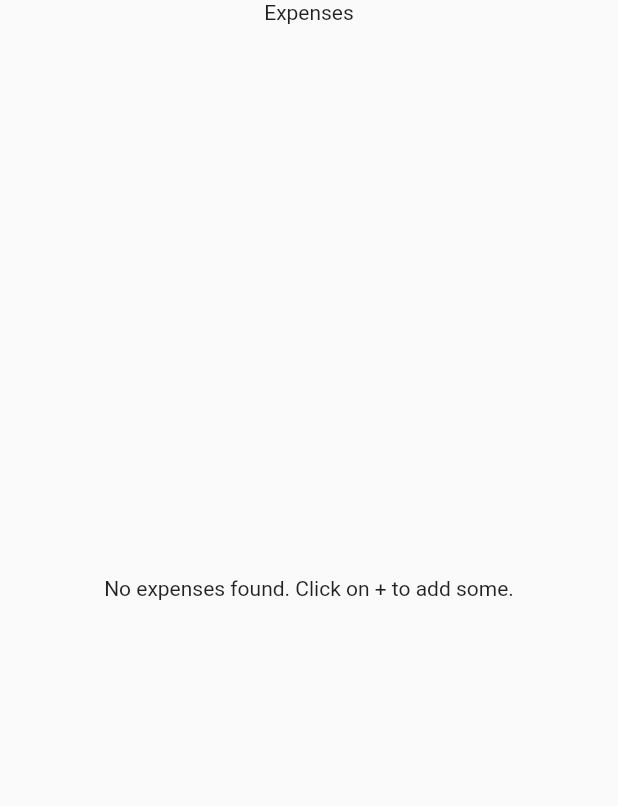
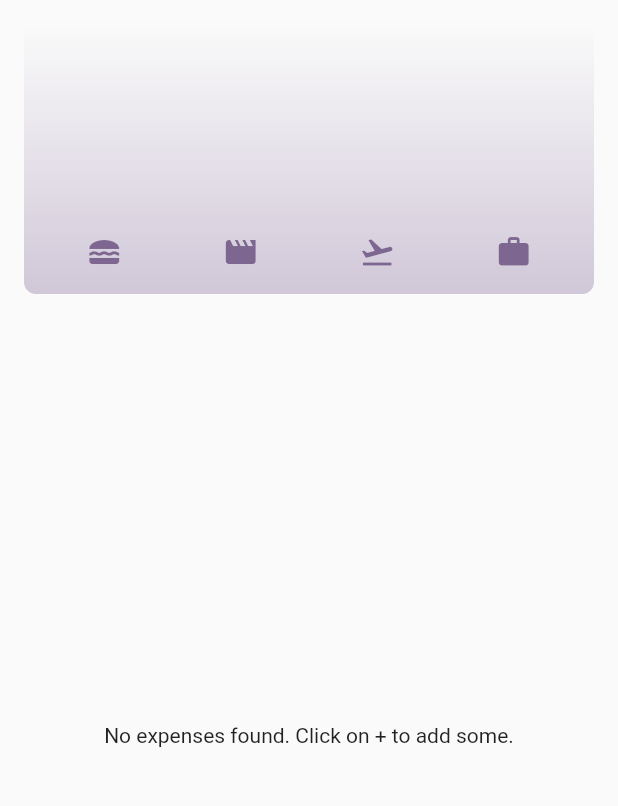
Before and after one commit to chiraag918/flutter_expense_tracker, a Flutter app: the screen it shows after launch, on a phone screen of 412 x 824 dp, the part 84-890 px from its top. Run offline on Flutter 3.47's test engine with Material 2 defaults, Android fonts, the light colour scheme and no system bars; missing offline and left inert: dart:ffi.

Commit message:
add bar chart

```diff
--- a/lib/expenses.dart
+++ b/lib/expenses.dart
@@ -1,5 +1,6 @@
 import 'package:flutter/material.dart';
 import 'package:flutter_expense_tracker/models/expense.dart';
+import 'package:flutter_expense_tracker/widgets/chart/chart.dart';
 import 'package:flutter_expense_tracker/widgets/expenses/expenses_list.dart';
 import 'package:flutter_expense_tracker/widgets/new_expense.dart';
 
@@ -69,7 +70,7 @@
       ),
       body: Column(
         children: [
-          const Text("Expenses"),
+          Chart(expenses: _registeredExpenses),
           Expanded(
               child: (_registeredExpenses.isNotEmpty)
                   ? ExpensesList(
--- /dev/null
+++ b/lib/widgets/chart/chart.dart
@@ -0,0 +1,95 @@
+import 'package:flutter/material.dart';
+
+import 'package:flutter_expense_tracker/widgets/chart/chart_bar.dart';
+import 'package:flutter_expense_tracker/models/expense.dart';
+
+class Chart extends StatelessWidget {
+  const Chart({super.key, required this.expenses});
+
+  final List<Expense> expenses;
+
+  List<ExpenseBucket> get buckets {
+    return [
+      ExpenseBucket.forCategory(expenses, Category.food),
+      ExpenseBucket.forCategory(expenses, Category.leisure),
+      ExpenseBucket.forCategory(expenses, Category.travel),
+      ExpenseBucket.forCategory(expenses, Category.work),
+    ];
+  }
+
+  double get maxTotalExpense {
+    double maxTotalExpense = 0;
+
+    for (final bucket in buckets) {
+      if (bucket.totalExpenses > maxTotalExpense) {
+        maxTotalExpense = bucket.totalExpenses;
+      }
+    }
+
+    return maxTotalExpense;
+  }
+
+  @override
+  Widget build(BuildContext context) {
+    final isDarkMode =
+        MediaQuery.of(context).platformBrightness == Brightness.dark;
+    return Container(
+      margin: const EdgeInsets.all(16),
+      padding: const EdgeInsets.symmetric(
+        vertical: 16,
+        horizontal: 8,
+      ),
+      width: double.infinity,
+      height: 180,
+      decoration: BoxDecoration(
+        borderRadius: BorderRadius.circular(8),
+        gradient: LinearGradient(
+          colors: [
+            Theme.of(context).colorScheme.primary.withOpacity(0.3),
+            Theme.of(context).colorScheme.primary.withOpacity(0.0)
+          ],
+          begin: Alignment.bottomCenter,
+          end: Alignment.topCenter,
+        ),
+      ),
+      child: Column(
+        children: [
+          Expanded(
+            child: Row(
+              crossAxisAlignment: CrossAxisAlignment.end,
+              children: [
+                for (final bucket in buckets) // alternative to map()
+                  ChartBar(
+                    fill: bucket.totalExpenses == 0
+                        ? 0
+                        : bucket.totalExpenses / maxTotalExpense,
+                  )
+              ],
+            ),
+          ),
+          const SizedBox(height: 12),
+          Row(
+            children: buckets
+                .map(
+                  (bucket) => Expanded(
+                    child: Padding(
+                      padding: const EdgeInsets.symmetric(horizontal: 4),
+                      child: Icon(
+                        categoryIcons[bucket.category],
+                        color: isDarkMode
+                            ? Theme.of(context).colorScheme.secondary
+                            : Theme.of(context)
+                                .colorScheme
+                                .onPrimaryContainer
+                                .withOpacity(0.7),
+                      ),
+                    ),
+                  ),
+                )
+                .toList(),
+          )
+        ],
+      ),
+    );
+  }
+}
```
Also changed, not shown: lib/widgets/chart/chart_bar.dart (added, +37 -0 lines).
